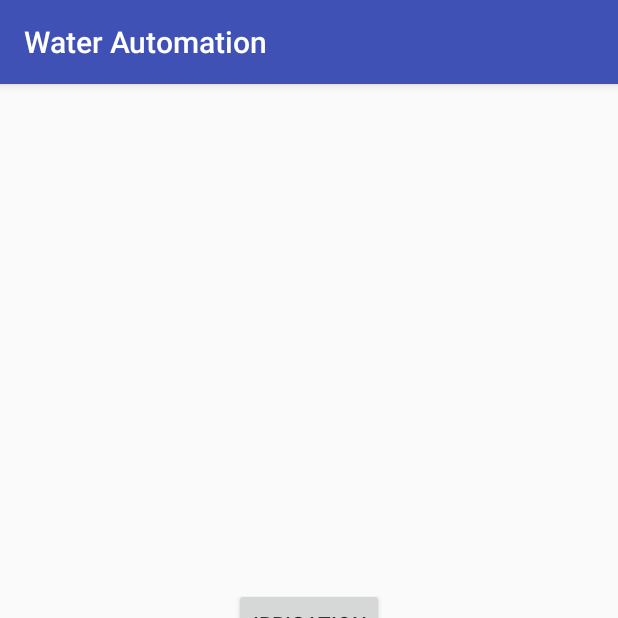
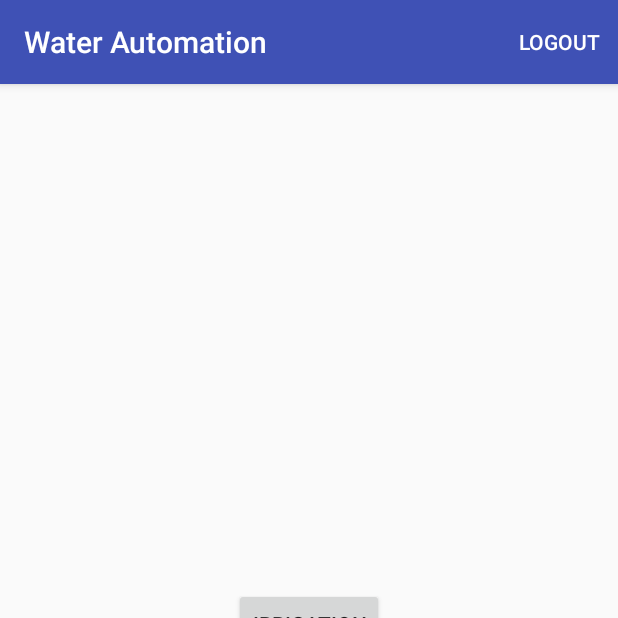
Before and after one commit to nikhilmuz/Water-Automation, an Android app: the Dashboard screen opened directly, with no data from a screen before it, on a phone screen of 412 x 824 dp, the top half of it. Run offline under Robolectric (Android 15) with nearby library versions, the phone set to English and light mode, and no system bars.

Commit message:
Action Bar Logout UI added

```diff
--- a/app/src/main/java/ga/nikhilkumar/waterautomation/Dashboard.java
+++ b/app/src/main/java/ga/nikhilkumar/waterautomation/Dashboard.java
@@ -4,6 +4,8 @@ import android.content.Intent;
 import android.icu.text.UnicodeSetSpanner;
 import android.support.v7.app.AppCompatActivity;
 import android.os.Bundle;
+import android.view.Menu;
+import android.view.MenuInflater;
 import android.view.View;
 import android.widget.Button;
 import android.widget.Toast;
@@ -11,6 +13,14 @@ import android.widget.Toast;
 public class Dashboard extends AppCompatActivity implements View.OnClickListener{
 
     Button login, irri, tankMag;
+
+    @Override
+    public boolean onCreateOptionsMenu(Menu menu) {
+        super.onCreateOptionsMenu(menu);
+        MenuInflater mi = getMenuInflater();
+        mi.inflate(R.menu.action_bar, menu);
+        return true;
+    }
 
     @Override
     protected void onCreate(Bundle savedInstanceState) {
--- a/app/src/main/res/layout/activity_irrigation.xml
+++ b/app/src/main/res/layout/activity_irrigation.xml
@@ -7,7 +7,7 @@
     >
 
 <LinearLayout
-    android:orientation="horizontal"
+    android:orientation="vertical"
     android:layout_gravity="center"
     android:layout_width="wrap_content"
     android:layout_height="wrap_content">
```
